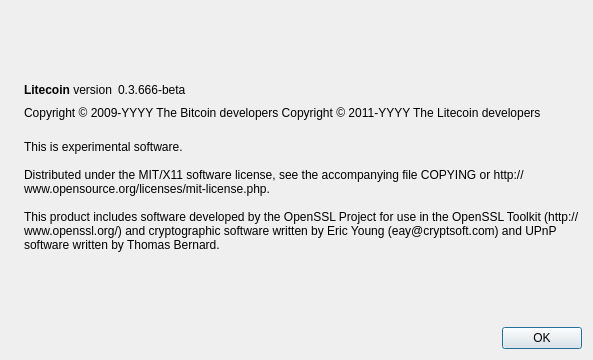
Old version of the form src/qt/forms/aboutdialog.ui in the repository TacoCoin/tacocoin.
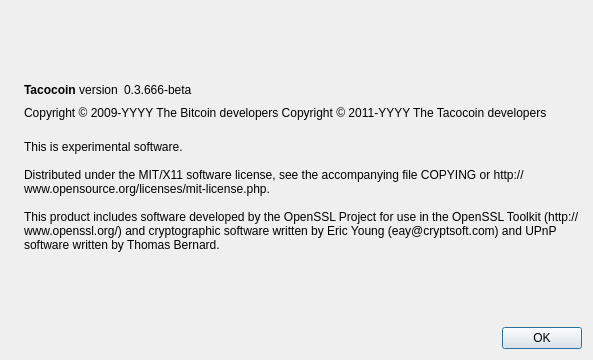
New version of the form. Icons and pictures are not drawn.

Patch:
```diff
--- a/src/qt/forms/aboutdialog.ui
+++ b/src/qt/forms/aboutdialog.ui
@@ -50,7 +50,7 @@
           <cursorShape>IBeamCursor</cursorShape>
          </property>
          <property name="text">
-          <string>&lt;b&gt;Litecoin&lt;/b&gt; version</string>
+          <string>&lt;b&gt;Tacocoin&lt;/b&gt; version</string>
          </property>
          <property name="textInteractionFlags">
           <set>Qt::LinksAccessibleByMouse|Qt::TextSelectableByKeyboard|Qt::TextSelectableByMouse</set>
@@ -92,7 +92,7 @@
        </property>
        <property name="text">
         <string notr="true">Copyright &amp;copy; 2009-YYYY The Bitcoin developers
-Copyright &amp;copy; 2011-YYYY The Litecoin developers</string>
+Copyright &amp;copy; 2011-YYYY The Tacocoin developers</string>
        </property>
        <property name="textFormat">
         <enum>Qt::RichText</enum>
```
Left out of the diff: 2 changed lines with no effect on the pictures.
